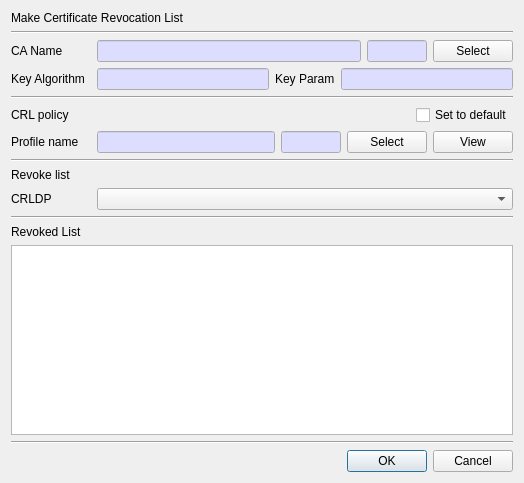
Before: the Qt Designer form CertMan/make_crl_dlg.ui in jykim74/CertMan, drawn with Qt 5.
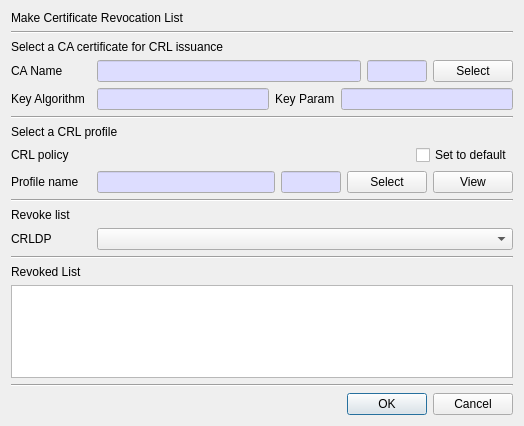
After: the same form once the commit is applied.

The edit to the form file:
```diff
--- a/CertMan/make_crl_dlg.ui
+++ b/CertMan/make_crl_dlg.ui
@@ -7,7 +7,7 @@
     <x>0</x>
     <y>0</y>
     <width>524</width>
-    <height>483</height>
+    <height>426</height>
    </rect>
   </property>
   <property name="windowTitle">
@@ -28,6 +28,13 @@
      </property>
     </widget>
    </item>
+   <item>
+    <widget class="QLabel" name="label_8">
+     <property name="text">
+      <string>Select a CA certificate for CRL issuance</string>
+     </property>
+    </widget>
+   </item>
    <item>
     <layout class="QGridLayout" name="gridLayout">
      <property name="topMargin">
@@ -263,6 +270,13 @@
      </property>
     </widget>
    </item>
+   <item>
+    <widget class="QLabel" name="label_9">
+     <property name="text">
+      <string>Select a CRL profile</string>
+     </property>
+    </widget>
+   </item>
    <item>
     <layout class="QGridLayout" name="gridLayout_5">
      <property name="topMargin">
```
